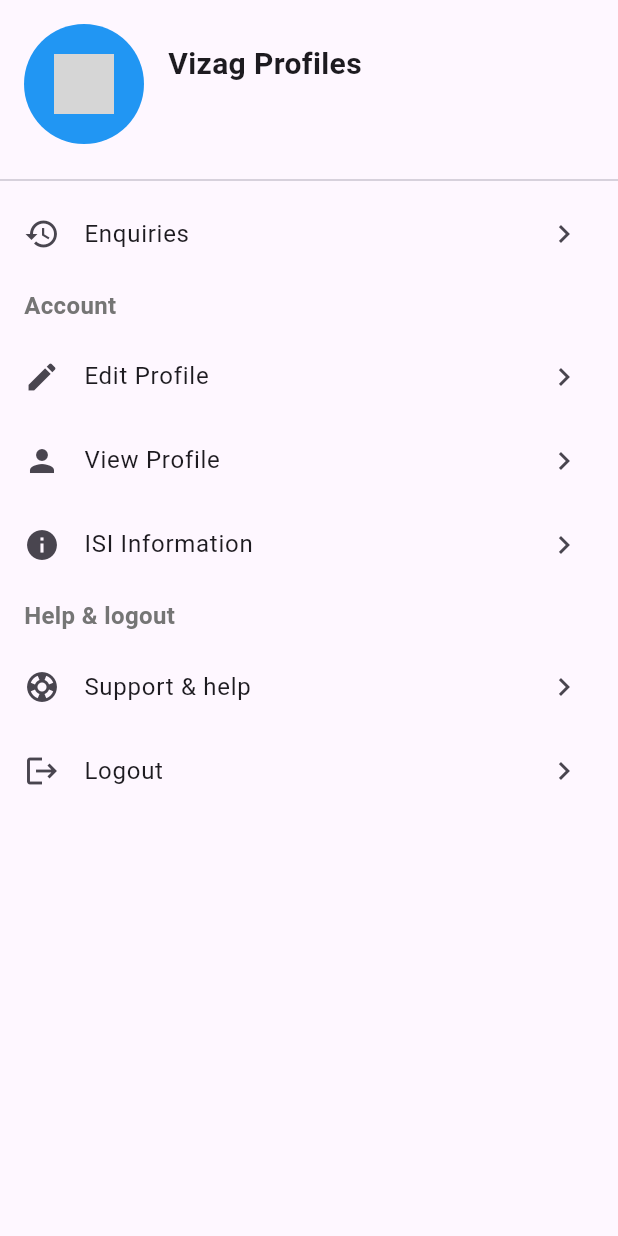
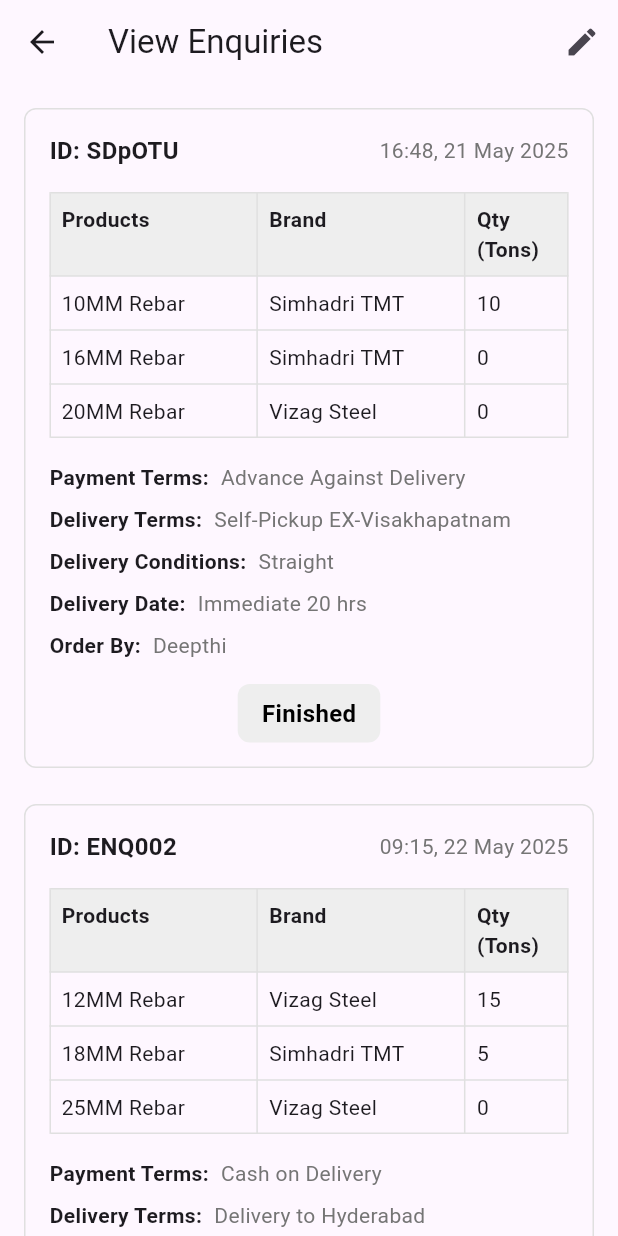
Before and after one commit to F9info/steelbudy-new, a Flutter app: the ProfileScreen widget shown alone on an empty page, opened directly, after a tap on "Enquiries", on a phone screen of 412 x 824 dp. Run offline on Flutter 3.47's test engine with Material 3 defaults, Android fonts, the phone set to English and light mode, and no system bars; our stand-ins replace flutter_riverpod, flutter_svg, image_picker, shared_preferences; accounts and stored records are empty; network calls fail; project files that could hold a hidden picture were left out; grey boxes are pictures that could not be loaded.

Commit message:
all pages added

```diff
--- a/lib/features/screens/profile.dart
+++ b/lib/features/screens/profile.dart
@@ -1,5 +1,4 @@
 import 'package:flutter/material.dart';
-import 'package:steel_budy/features/screens/view_profile.dart';
 import '../../services/authentication.dart';
 import 'isi_information.dart'; // Import the IsiInformation screen
 
@@ -40,7 +39,7 @@
   Future<String> _fetchPhoneNumber() async {
     try {
       final phoneNumber = await _authService.getPhoneNumber();
-      return phoneNumber ?? 'Phone number not available';
+      return phoneNumber ?? 'Phone number account available';
     } catch (e) {
       return 'Error fetching phone number';
     }
@@ -123,7 +122,7 @@
             title: const Text('Enquiries'),
             trailing: const Icon(Icons.chevron_right),
             onTap: () {
-              Navigator.pushNamed(context, '/enquiry');
+              Navigator.pushNamed(context, '/view-enquiries');
             },
           ),
 
@@ -157,10 +156,7 @@
             title: const Text('View Profile'),
             trailing: const Icon(Icons.chevron_right),
             onTap: () {
-    Navigator.push(
-      context,
-      MaterialPageRoute(builder: (context) => const ViewProfile()),
-    );
+              Navigator.pushNamed(context, '/dealer_profile');
             },
           ),
 
@@ -197,7 +193,7 @@
             title: const Text('Support & help'),
             trailing: const Icon(Icons.chevron_right),
             onTap: () {
-              // Navigator.pushNamed(context, '/support');
+              Navigator.pushNamed(context, '/support');
             },
           ),
 
--- /dev/null
+++ b/lib/features/screens/view_enquiries.dart
@@ -0,0 +1,219 @@
+import 'package:flutter/material.dart';
+
+class ViewEnquiries extends StatelessWidget {
+  const ViewEnquiries({super.key});
+
+  // Dummy enquiry data
+  static const List<Map<String, dynamic>> _enquiries = [
+    {
+      'id': 'SDpOTU',
+      'dateTime': '16:48, 21 May 2025',
+      'products': [
+        {'name': '10MM Rebar', 'brand': 'Simhadri TMT', 'quantity': 10},
+        {'name': '16MM Rebar', 'brand': 'Simhadri TMT', 'quantity': 0},
+        {'name': '20MM Rebar', 'brand': 'Vizag Steel', 'quantity': 0},
+      ],
+      'paymentTerms': 'Advance Against Delivery',
+      'deliveryTerms': 'Self-Pickup EX-Visakhapatnam',
+      'deliveryConditions': 'Straight',
+      'deliveryDate': 'Immediate 20 hrs',
+      'orderBy': 'Deepthi',
+      'status': 'Finished',
+    },
+    {
+      'id': 'ENQ002',
+      'dateTime': '09:15, 22 May 2025',
+      'products': [
+        {'name': '12MM Rebar', 'brand': 'Vizag Steel', 'quantity': 15},
+        {'name': '18MM Rebar', 'brand': 'Simhadri TMT', 'quantity': 5},
+        {'name': '25MM Rebar', 'brand': 'Vizag Steel', 'quantity': 0},
+      ],
+      'paymentTerms': 'Cash on Delivery',
+      'deliveryTerms': 'Delivery to Hyderabad',
+      'deliveryConditions': 'Bundled',
+      'deliveryDate': '24 hrs',
+      'orderBy': 'Ravi',
+      'status': 'Finished',
+    },
+  ];
+
+  @override
+  Widget build(BuildContext context) {
+    return Scaffold(
+      appBar: AppBar(
+        title: const Text('View Enquiries'),
+        actions: [
+          IconButton(
+            icon: const Icon(Icons.edit),
+            onPressed: () {
+              Navigator.pushNamed(context, '/edit-profile');
+            },
+            tooltip: 'Edit Profile',
+          ),
+        ],
+      ),
+      body: SingleChildScrollView(
+        padding: const EdgeInsets.all(16.0),
+        child: Column(
+          crossAxisAlignment: CrossAxisAlignment.start,
+          children: _enquiries.map((enquiry) {
+            return Padding(
+              padding: const EdgeInsets.only(bottom: 24.0),
+              child: Container(
+                padding: const EdgeInsets.all(16.0),
+                decoration: BoxDecoration(
+                  border: Border.all(color: Colors.grey[300]!),
+                  borderRadius: BorderRadius.circular(8),
+                ),
+                child: Column(
+                  crossAxisAlignment: CrossAxisAlignment.start,
+                  children: [
+                    // ID and DateTime
+                    Row(
+                      mainAxisAlignment: MainAxisAlignment.spaceBetween,
+                      children: [
+                        Text(
+                          'ID: ${enquiry['id']}',
+                          style: const TextStyle(
+                            fontSize: 16,
+                            fontWeight: FontWeight.bold,
+                          ),
+                        ),
+                        Text(
+                          enquiry['dateTime'],
+                          style: TextStyle(
+                            fontSize: 14,
+                            color: Colors.grey[600],
+                          ),
+                        ),
+                      ],
+                    ),
+                    const SizedBox(height: 16),
+
+                    // Table
+                    Table(
+                      border: TableBorder.all(color: Colors.grey[300]!),
+                      columnWidths: const {
+                        0: FlexColumnWidth(2),
+                        1: FlexColumnWidth(2),
+                        2: FlexColumnWidth(1),
+                      },
+                      children: [
+                        TableRow(
+                          decoration: BoxDecoration(
+                            color: Colors.grey[200],
+                          ),
+                          children: const [
+                            Padding(
+                              padding: EdgeInsets.all(8.0),
+                              child: Text(
+                                'Products',
+                                style: TextStyle(fontWeight: FontWeight.bold),
+                              ),
+                            ),
+                            Padding(
+                              padding: EdgeInsets.all(8.0),
+                              child: Text(
+                                'Brand',
+                                style: TextStyle(fontWeight: FontWeight.bold),
+                              ),
+                            ),
+                            Padding(
+                              padding: EdgeInsets.all(8.0),
+                              child: Text(
+                                'Qty (Tons)',
+                                style: TextStyle(fontWeight: FontWeight.bold),
+                              ),
+                            ),
+                          ],
+                        ),
+                        ...enquiry['products'].map<TableRow>((product) {
+                          return TableRow(
+                            children: [
+                              Padding(
+                                padding: const EdgeInsets.all(8.0),
+                                child: Text(product['name']),
+                              ),
+                              Padding(
+                                padding: const EdgeInsets.all(8.0),
+                                child: Text(product['brand']),
+                              ),
+                              Padding(
+                                padding: const EdgeInsets.all(8.0),
+                                child: Text(product['quantity'].toString()),
+                              ),
+                            ],
+                          );
+                        }).toList(),
+                      ],
+                    ),
+                    const SizedBox(height: 16),
+
+                    // Details
+                    _buildDetailRow('Payment Terms:', enquiry['paymentTerms']),
+                    const SizedBox(height: 8),
+                    _buildDetailRow('Delivery Terms:', enquiry['deliveryTerms']),
+                    const SizedBox(height: 8),
+                    _buildDetailRow('Delivery Conditions:', enquiry['deliveryConditions']),
+                    const SizedBox(height: 8),
+                    _buildDetailRow('Delivery Date:', enquiry['deliveryDate']),
+                    const SizedBox(height: 8),
+                    _buildDetailRow('Order By:', enquiry['orderBy']),
+                    const SizedBox(height: 16),
+
+                    // Status Button
+                    Center(
+                      child: Container(
+                        padding: const EdgeInsets.symmetric(
+                          horizontal: 16.0,
+                          vertical: 8.0,
+                        ),
+                        decoration: BoxDecoration(
+                          color: Colors.grey[200],
+                          borderRadius: BorderRadius.circular(8),
+                        ),
+                        child: Text(
+                          enquiry['status'],
+                          style: const TextStyle(
+                            fontSize: 16,
+                            fontWeight: FontWeight.bold,
+                            color: Colors.black,
+                          ),
+                        ),
+                      ),
+                    ),
+                  ],
+                ),
+              ),
+            );
+          }).toList(),
+        ),
+      ),
+    );
+  }
+
+  Widget _buildDetailRow(String label, String value) {
+    return Row(
+      crossAxisAlignment: CrossAxisAlignment.start,
+      children: [
+        Text(
+          label,
+          style: const TextStyle(
+            fontSize: 14,
+            fontWeight: FontWeight.bold,
+          ),
+        ),
+        const SizedBox(width: 8),
+        Expanded(
+          child: Text(
+            value,
+            style: TextStyle(
+              fontSize: 14,
+              color: Colors.grey[600],
+            ),
+          ),
+        ),
+      ],
+    );
+  }
+}
--- a/lib/main.dart
+++ b/lib/main.dart
@@ -1,6 +1,7 @@
 import 'package:flutter/material.dart';
 import 'package:flutter_riverpod/flutter_riverpod.dart';
-import 'package:steel_budy/splash_screen.dart';
+import 'package:steel_budy/features/screens/support-help.dart';
+import 'splash_screen.dart';
 import 'features/authentication/screens/optscreen.dart';
 import 'features/screens/dashboardscreen.dart';
 import 'features/screens/edit-profile.dart';
@@ -9,7 +10,8 @@
 import 'features/screens/notifications.dart';
 import 'features/screens/profile.dart';
 import 'features/screens/create_enquiry_screen.dart';
-import 'features/screens/view_profile.dart'; // Add this import for ViewProfile
+import 'features/screens/view_profile.dart';
+import 'features/screens/view_enquiries.dart'; // Add this import for ViewEnquiries
 
 void main() {
   runApp(const ProviderScope(child: MyApp()));
@@ -35,7 +37,9 @@
         '/notifications': (context) => const NotificationScreen(),
         '/profile': (context) => ProfileScreen(),
         '/create-enquiry': (context) => const CreateEnquiryScreen(),
-        '/dealer_profile': (context) => const ViewProfile(), // Add this route for ViewProfile
+        '/dealer_profile': (context) => const ViewProfile(),
+        '/support': (context) => const SupportHelp(),
+        '/view-enquiries': (context) => const ViewEnquiries(), // Add this route
       },
       onGenerateRoute: (settings) {
         if (settings.name == '/otp') {
```
Also changed, not shown: lib/features/screens/support-help.dart (added, +144 -0 lines). Lines whose indentation alone changed are shown as unchanged.
